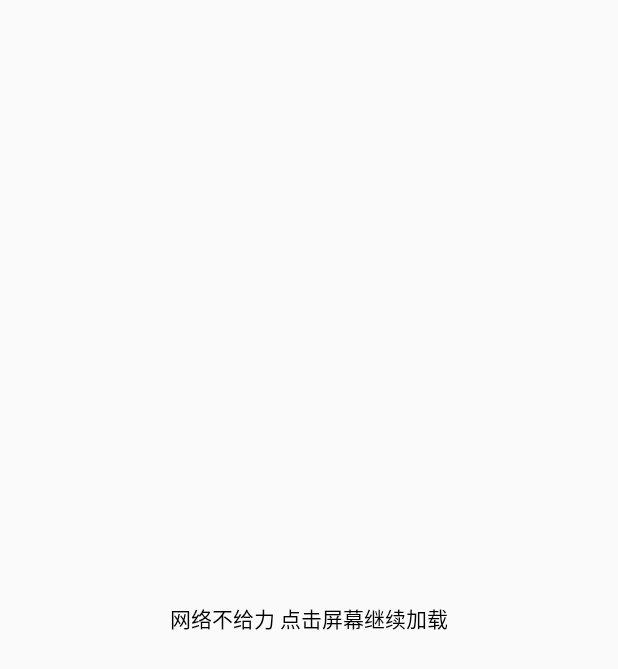
After one commit to miaozhang9/XGPush, an Android app: the layout common_net_error_layout.xml on its own in the app's theme, with its tools: preview values and no code run, on a phone screen of 412 x 824 dp. The commit adds this screen. Shown: the top 669 px of the screen. Run offline under Robolectric (Android 15) with nearby library versions, the phone set to English and light mode, and no system bars.

Commit message:
添加公共组件

```diff
--- a/app/build.gradle
+++ b/app/build.gradle
@@ -38,6 +38,7 @@ dependencies {
     testCompile 'junit:junit:4.12'
     compile 'com.android.support:support-v4:24.1.0'
     compile 'com.android.support:appcompat-v7:24.1.0'
+    compile 'com.jakewharton:butterknife:7.0.1'
     compile 'io.reactivex:rxjava:1.2.7'
 
 
--- /dev/null
+++ b/app/src/main/res/layout/common_net_error_layout.xml
@@ -0,0 +1,27 @@
+<?xml version="1.0" encoding="utf-8"?>
+<RelativeLayout xmlns:android="http://schemas.android.com/apk/res/android"
+    android:orientation="vertical" android:layout_width="fill_parent"
+    android:layout_height="fill_parent">
+    <RelativeLayout
+        android:layout_width="fill_parent"
+        android:layout_height="wrap_content"
+        android:layout_centerInParent="true">
+        <ImageView
+            android:id="@+id/error_saying_bg_imageview"
+            android:layout_width="wrap_content"
+            android:layout_height="wrap_content"
+            android:layout_centerHorizontal="true"
+            android:scaleType="centerInside" />
+        <TextView
+            android:id="@+id/error_saying_bg_textview"
+            android:layout_width="wrap_content"
+            android:layout_height="wrap_content"
+            android:layout_below="@+id/error_saying_bg_imageview"
+            android:layout_centerHorizontal="true"
+            android:gravity="center"
+            android:layout_margin="8dip"
+            android:text="网络不给力 点击屏幕继续加载"
+            android:textColor="@color/black"
+            />
+    </RelativeLayout>
+</RelativeLayout>
--- a/app/src/main/res/values/strings.xml
+++ b/app/src/main/res/values/strings.xml
@@ -1,3 +1,6 @@
 <resources>
     <string name="app_name">XGPush</string>
+    <string name="tips_net_error">网络不给力\n点击屏幕继续加载</string>
+    <string name="tips_content_empty">空空如野</string>
+    <string name="loading_busy">努力加载中...</string>
 </resources>
```
Also changed, not shown: app/src/main/java/com/example/miaoz/xgpush/Activity/BaseActivity.java (+58 -13 lines), app/src/main/res/layout/activity_main.xml (+14 -1 lines), app/src/main/res/layout/common_loading.xml (+8 -3 lines), app/src/main/res/layout/common_tips_layout.xml (added, +32 -0 lines).
